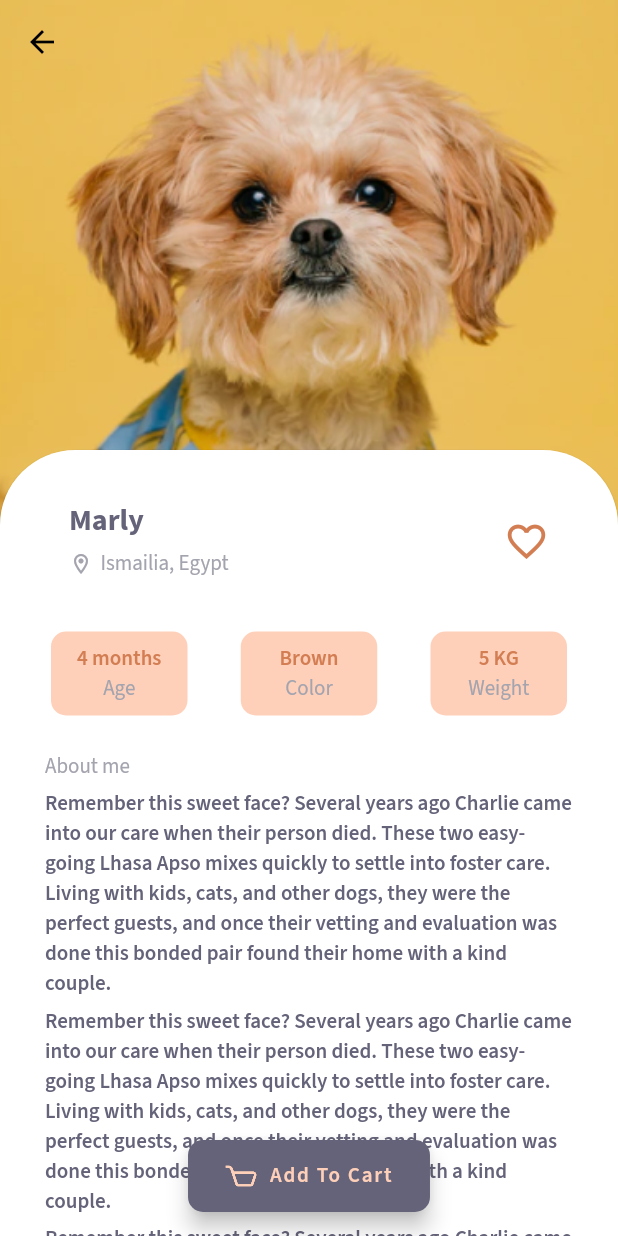
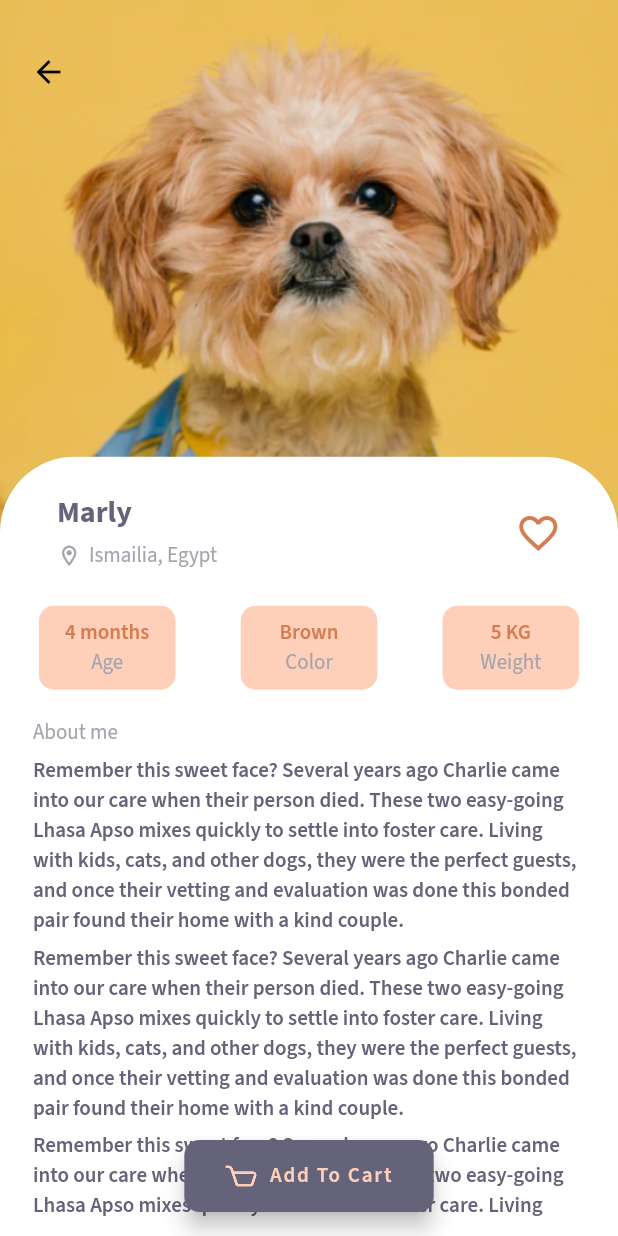
Before and after one commit to nahlanabil84/pet_shop, a Flutter app: the screen it shows after launch, after a tap on "BANANA", on a phone screen of 412 x 824 dp. Run offline on Flutter 3.47's test engine with Material 2 defaults, Android fonts, the phone set to English and light mode, and no system bars; our stand-ins replace device_preview, flutter_screenutil, flutter_svg, gap, google_fonts; network calls fail.

Commit message:
upgrade flutter add screen_util package add gap package

```diff
--- a/lib/details_screen/cover_image.dart
+++ b/lib/details_screen/cover_image.dart
@@ -1,8 +1,9 @@
 import 'package:flutter/material.dart';
+import 'package:flutter_screenutil/flutter_screenutil.dart';
 
 Image buildCoverImage(String image) {
   return Image.asset(image,
-    height: 350.0,
+    height: 350.h,
     width: double.infinity,
     fit: BoxFit.fitHeight,
   );
--- a/lib/details_screen/details.dart
+++ b/lib/details_screen/details.dart
@@ -1,6 +1,8 @@
 import 'package:flutter/material.dart';
+import 'package:flutter_screenutil/flutter_screenutil.dart';
 import 'package:pet_shop/styles.dart';
 
+import '../widgets/create_gap.dart';
 import 'details_cards_list.dart';
 import 'photo_album_list.dart';
 import 'extended_floating_action_button.dart';
@@ -27,7 +29,7 @@ class DetailsScreen extends StatelessWidget {
           buildCoverImage(
               animal[itemIndex]["image"].toString()),
           Padding(
-            padding: const EdgeInsetsDirectional.only(top: 300.0),
+            padding: EdgeInsetsDirectional.only(top: 300.h),
             child: SizedBox(
               height: double.infinity,
               width: double.infinity,
@@ -37,52 +39,36 @@ class DetailsScreen extends StatelessWidget {
                   borderRadius: BorderRadius.only(topLeft: Radius.circular(50.0), topRight: Radius.circular(50.0)),
                 ),
                 child: Padding(
-                  padding: const EdgeInsets.fromLTRB(30.0, 25.0, 30.0, 0.0),
+                  padding: EdgeInsets.fromLTRB(20.w, 15.h, 20.w, 10.h),
                   child: SingleChildScrollView(
                     child: Column(
                       crossAxisAlignment: CrossAxisAlignment.start,
                       children: [
                         buildNameListTile(animal[itemIndex]["name"].toString(),
                             animal[itemIndex]["from"].toString()),
-                        const SizedBox(
-                          height: 20.0,
-                        ),
+                        buildGap(8.h),
                         buildDetailsCardList(animal, itemIndex),
-                        const SizedBox(
-                          height: 20.0,
-                        ),
+                        buildGap(15.h),
                         Text(
                           "About me",
                           style:
                               fontSourceSansPro.copyWith(color: colorLightGrey),
                         ),
-                        const SizedBox(
-                          height: 5.0,
-                        ),
+                        buildGap(5.h),
                         buildAboutText(animal[itemIndex]["about"].toString()),
-                        const SizedBox(
-                          height: 5.0,
-                        ),
+                        buildGap(5.h),
                         buildAboutText(animal[itemIndex]["about"].toString()),
-                        const SizedBox(
-                          height: 5.0,
-                        ),
+                        buildGap(5.h),
                         buildAboutText(animal[itemIndex]["about"].toString()),
-                        const SizedBox(
-                          height: 20.0,
-                        ),
+                        buildGap(15.h),
                         Text(
                           "Photo Album",
                           style:
                               fontSourceSansPro.copyWith(color: colorLightGrey),
                         ),
-                        const SizedBox(
-                          height: 5.0,
-                        ),
+                        buildGap(5.h),
                         buildPhotoAlbumList(animal,itemIndex),
-                        const SizedBox(
-                          height: 70.0,
-                        ),
+                        buildGap(70.h),
                       ],
                     ),
                   ),
--- a/lib/details_screen/extended_floating_action_button.dart
+++ b/lib/details_screen/extended_floating_action_button.dart
@@ -1,4 +1,5 @@
 import 'package:flutter/material.dart';
+import 'package:flutter_screenutil/flutter_screenutil.dart';
 import 'package:flutter_svg/flutter_svg.dart';
 import 'package:pet_shop/styles.dart';
 
@@ -20,13 +21,13 @@ class ExtendedFloatingActionButtonWidget extends StatelessWidget {
       ),
       onPressed: () {},
       backgroundColor: colorDarkGrey,
-      shape: const RoundedRectangleBorder(
+      shape: RoundedRectangleBorder(
         borderRadius: BorderRadius.all(
-          Radius.circular(10.0),
+          Radius.circular(10.r),
         ),
       ),
       extendedPadding:
-      const EdgeInsets.symmetric(vertical: 15.0, horizontal: 25.0),
+      EdgeInsets.symmetric(vertical: 15.h, horizontal: 25.w),
     );
   }
 }
--- a/lib/details_screen/name_list_tile.dart
+++ b/lib/details_screen/name_list_tile.dart
@@ -1,5 +1,8 @@
 import 'package:flutter/material.dart';
+import 'package:flutter_screenutil/flutter_screenutil.dart';
 import 'package:pet_shop/styles.dart';
+
+import '../widgets/create_gap.dart';
 
 ListTile buildNameListTile(String animalName, String animalFrom) {
   return ListTile(
@@ -8,17 +11,15 @@ ListTile buildNameListTile(String animalName, String animalFrom) {
           color: colorDarkGrey, fontSize: 20.0),
     ),
     subtitle: Padding(
-      padding: const EdgeInsets.only(top: 5.0),
+      padding: EdgeInsets.only(top: 5.h),
       child: Row(
         children: [
-          const Icon(
+          Icon(
             Icons.location_on_outlined,
-            size: 16.0,
+            size: 16.h,
             color: colorLightGrey,
           ),
-          const SizedBox(
-            width: 5.0,
-          ),
+          buildGap(5.h),
           Text(animalFrom,
             style: fontSourceSansPro.copyWith(
                 color: colorLightGrey),
@@ -26,9 +27,9 @@ ListTile buildNameListTile(String animalName, String animalFrom) {
         ],
       ),
     ),
-    trailing: const Icon(
+    trailing: Icon(
       Icons.favorite_outline,
-      size: 30.0,
+      size: 30.h,
       color: colorOrange,
     ),
   );
--- a/lib/details_screen/photo_album_list.dart
+++ b/lib/details_screen/photo_album_list.dart
@@ -1,4 +1,5 @@
 import 'package:flutter/material.dart';
+import 'package:flutter_screenutil/flutter_screenutil.dart';
 
 Row buildPhotoAlbumList(List animal, int itemIndex){
   return Row(
@@ -13,10 +14,10 @@ Row buildPhotoAlbumList(List animal, int itemIndex){
 
 ClipRRect buildPhotoClipRRect(List animal, int itemIndex, int item) {
   return ClipRRect(
-    borderRadius: BorderRadius.circular(10.0),
+    borderRadius: BorderRadius.circular(10.r),
     child: Image.asset(
       animal[itemIndex]["album"][item].toString(),
-      width: 90,
+      width: 90.w,
       fit: BoxFit.contain,
     ),
   );
--- a/lib/details_screen/transparent_appbar.dart
+++ b/lib/details_screen/transparent_appbar.dart
@@ -1,4 +1,5 @@
 import 'package:flutter/material.dart';
+import 'package:flutter_screenutil/flutter_screenutil.dart';
 
 class TransparentAppBarWidget extends StatelessWidget implements PreferredSizeWidget{
   const TransparentAppBarWidget({
@@ -7,15 +8,18 @@ class TransparentAppBarWidget extends StatelessWidget implements PreferredSizeWi
 
   @override
   Widget build(BuildContext context) {
-    return AppBar(
-      iconTheme: const IconThemeData(
-        color: Colors.black, //change your color here
+    return Padding(
+      padding: EdgeInsets.only(top: 20.h, left: 4.w),
+      child: AppBar(
+        iconTheme: const IconThemeData(
+          color: Colors.black, //change your color here
+        ),
+        backgroundColor: Colors.transparent,
+        elevation: 0,
       ),
-      backgroundColor: Colors.transparent,
-      elevation: 0,
     );
   }
 
   @override
-  Size get preferredSize => const Size.fromHeight(100);
+  Size get preferredSize => Size.fromHeight(100.h);
 }
--- a/lib/main_screen/animal_list_container.dart
+++ b/lib/main_screen/animal_list_container.dart
@@ -1,10 +1,11 @@
 import 'package:flutter/material.dart';
+import 'package:flutter_screenutil/flutter_screenutil.dart';
 import 'animal_list_item.dart';
 
 Container buildAnimalListContainer(List animal) {
   return Container(
-    height: 175.0,
-    margin: const EdgeInsets.only(left: 12.0),
+    height: 180.h,
+    margin: EdgeInsets.only(left: 12.w),
     child: ListView.builder(
       itemCount: animal.length,
       scrollDirection: Axis.horizontal,
--- a/lib/main_screen/animal_list_item.dart
+++ b/lib/main_screen/animal_list_item.dart
@@ -1,14 +1,15 @@
 import 'package:flutter/material.dart';
+import 'package:flutter_screenutil/flutter_screenutil.dart';
 import 'package:pet_shop/styles.dart';
 import 'package:pet_shop/details_screen/details.dart';
 
 SizedBox buildItem(int index, List animal, BuildContext context) {
   return SizedBox(
-    width: 150.0,
+    width: 150.w,
     child: Card(
       color: colorWhite,
-      shape: const RoundedRectangleBorder(
-        borderRadius: BorderRadius.all(Radius.circular(15.0)),
+      shape: RoundedRectangleBorder(
+        borderRadius: BorderRadius.all(Radius.circular(15.r)),
       ),
       child: InkWell(
         // onTap: navigateToDetails(index, animal),
@@ -22,20 +23,23 @@ SizedBox buildItem(int index, List animal, BuildContext context) {
           );
         },
         child: Padding(
-            padding: const EdgeInsets.all(8.0),
+            padding: EdgeInsets.all(8.r),
             child: Column(
               crossAxisAlignment: CrossAxisAlignment.start,
               children: [
                 ClipRRect(
-                  borderRadius: BorderRadius.circular(15.0),
+                  borderRadius: BorderRadius.circular(15.r),
                   child: Image(
                     image: AssetImage(
                       animal[index]["image"].toString(),
                     ),
+                    height: 80.h,
+                    width: 130.w,
+                    fit: BoxFit.cover,
                   ),
                 ),
-                const SizedBox(
-                  height: 5.0,
+                SizedBox(
+                  height: 5.h,
                 ),
                 Row(
                   mainAxisAlignment: MainAxisAlignment.spaceBetween,
@@ -43,43 +47,43 @@ SizedBox buildItem(int index, List animal, BuildContext context) {
                   children: [
                     Card(
                       elevation: 0.0,
-                      shape: const RoundedRectangleBorder(
-                        borderRadius: BorderRadius.all(Radius.circular(10.0)),
+                      shape: RoundedRectangleBorder(
+                        borderRadius: BorderRadius.all(Radius.circular(10.r)),
                       ),
                       color: colorLightOrange,
                       child: Padding(
-                        padding: const EdgeInsets.symmetric(
-                            vertical: 3.0, horizontal: 10.0),
+                        padding: EdgeInsets.symmetric(
+                            vertical: 3.h, horizontal: 10.w),
                         child: Text(
                           animal[index]["type"].toString(),
                           style: fontSourceSansProBold.copyWith(
-                            fontSize: 10.0,
+                            fontSize: 10.sp,
                             color: colorOrange,
                           ),
                         ),
                       ),
                     ),
-                    const Icon(
+                    Icon(
                       Icons.favorite_border,
                       color: colorDarkOrange,
-                      size: 16.0,
+                      size: 16.r,
                     ),
                   ],
                 ),
                 Padding(
-                  padding: const EdgeInsets.only(left: 3.0),
+                  padding: EdgeInsets.only(left: 3.w),
                   child: Text(
                     animal[index]["name"].toString(),
                     style: fontSourceSansProBlack.copyWith(
-                        color: colorDarkGrey, fontSize: 16.0),
+                        color: colorDarkGrey, fontSize: 16.sp),
                   ),
                 ),
                 Padding(
-                  padding: const EdgeInsets.only(left: 3.0),
+                  padding: EdgeInsets.only(left: 3.w),
                   child: Text(
                     animal[index]["date"].toString(),
                     style: fontSourceSansPro.copyWith(
-                        color: colorLightGrey, fontSize: 14.0),
+                        color: colorLightGrey, fontSize: 14.sp),
                   ),
                 ),
               ],
--- a/lib/main_screen/body_cart.dart
+++ b/lib/main_screen/body_cart.dart
@@ -1,4 +1,5 @@
 import 'package:flutter/material.dart';
+import 'package:flutter_screenutil/flutter_screenutil.dart';
 import 'package:pet_shop/styles.dart';
 
 class CartBodyWidget extends StatelessWidget {
@@ -12,7 +13,7 @@ class CartBodyWidget extends StatelessWidget {
       child: Text(
         "Cart",
         style: fontSourceSansProBlack.copyWith(
-            color: colorDarkGrey, fontSize: 42.0),
+            color: colorDarkGrey, fontSize: 42.sp),
       ),
     );
   }
--- a/lib/main_screen/body_home.dart
+++ b/lib/main_screen/body_home.dart
@@ -1,9 +1,11 @@
 import 'package:flutter/material.dart';
+import 'package:flutter_screenutil/flutter_screenutil.dart';
 import 'package:pet_shop/main_screen/welcome_message_widget.dart';
 import 'package:pet_shop/styles.dart';
 
 import '../catsjson.dart';
 import '../dogsjson.dart';
+import '../widgets/create_gap.dart';
 import '../widgets/header.dart';
 import 'animal_list_container.dart';
 
@@ -18,52 +20,43 @@ class HomeBodyWidget extends StatelessWidget {
       child: Column(
         crossAxisAlignment: CrossAxisAlignment.start,
         children: <Widget>[
-          const SizedBox(
-            height: 10.0,
+          SizedBox(
+            height: 10.h,
           ),
           Padding(
-            padding: const EdgeInsets.all(8.0),
+            padding: EdgeInsets.all(8.r),
             child: SingleChildScrollView(
               child: Column(
                 mainAxisAlignment: MainAxisAlignment.start,
                 crossAxisAlignment: CrossAxisAlignment.start,
                 children: [
-                  const Padding(
-                    padding: EdgeInsets.all(15.0),
-                    child: headerWidget(),
+                  Padding(
+                    padding: EdgeInsets.all(15.r),
+                    child: const headerWidget(),
                   ),
-                  const SizedBox(
-                    height: 10.0,
-                  ),
+                  buildGap(10.h),
                   const WelcomeMessageWidget(),
-                  const SizedBox(
-                    height: 10.0,
-                  ),
+                  buildGap(10.h),
                   Padding(
-                    padding: const EdgeInsets.only(left: 15.0),
+                    padding: EdgeInsets.only(left: 15.w),
                     child: Text(
                       "Dogs 🐕",
                       style: fontSourceSansProBlack.copyWith(
-                          color: colorDarkGrey, fontSize: 20.0),
+                          color: colorDarkGrey, fontSize: 20.sp),
                     ),
                   ),
-                  const SizedBox(
-                    height: 8.0,
-                  ),
-                  buildAnimalListContainer(DogsJSON.dogs),                      const SizedBox(
-                    height: 25.0,
-                  ),
+                  buildGap(8.h),
+                  buildAnimalListContainer(DogsJSON.dogs),
+                  buildGap(25.h),
                   Padding(
-                    padding: const EdgeInsets.only(left: 15.0),
+                    padding: EdgeInsets.only(left: 15.w),
                     child: Text(
                       "Cats 🐈",
                       style: fontSourceSansProBlack.copyWith(
-                          color: colorDarkGrey, fontSize: 20.0),
+                          color: colorDarkGrey, fontSize: 20.sp),
                     ),
                   ),
-                  const SizedBox(
-                    height: 8.0,
-                  ),
+                  buildGap(8.h),
                   buildAnimalListContainer(CatsJSON.cats),
                 ],
               ),
--- a/lib/main_screen/body_profile.dart
+++ b/lib/main_screen/body_profile.dart
@@ -1,4 +1,5 @@
 import 'package:flutter/material.dart';
+import 'package:flutter_screenutil/flutter_screenutil.dart';
 import 'package:pet_shop/styles.dart';
 
 class ProfileBodyWidget extends StatelessWidget {
@@ -12,7 +13,7 @@ class ProfileBodyWidget extends StatelessWidget {
       child: Text(
         "Profile",
         style: fontSourceSansProBlack.copyWith(
-            color: colorDarkGrey, fontSize: 42.0),
+            color: colorDarkGrey, fontSize: 42.sp),
       ),
     );
   }
--- a/lib/main_screen/main.dart
+++ b/lib/main_screen/main.dart
@@ -1,5 +1,6 @@
 import 'package:device_preview/device_preview.dart';
 import 'package:flutter/material.dart';
+import 'package:flutter_screenutil/flutter_screenutil.dart';
 import 'package:pet_shop/styles.dart';
 
 import '../widgets/bottom_navigation_bar.dart';
@@ -20,9 +21,12 @@ class MyApp extends StatelessWidget {
   const MyApp({super.key});
   @override
   Widget build(BuildContext context) {
-    return const MaterialApp(
-      home: MyHomePage(),
-      debugShowCheckedModeBanner: false,
+    return ScreenUtilInit(
+      builder: (BuildContext context, child) => const MaterialApp(
+        home: MyHomePage(),
+        debugShowCheckedModeBanner: false,
+      ),
+      designSize: const Size(375, 812),
     );
   }
 }
--- a/lib/main_screen/welcome_message_widget.dart
+++ b/lib/main_screen/welcome_message_widget.dart
@@ -1,5 +1,8 @@
 import 'package:flutter/material.dart';
+import 'package:flutter_screenutil/flutter_screenutil.dart';
 import 'package:pet_shop/styles.dart';
+
+import '../widgets/create_gap.dart';
 
 class WelcomeMessageWidget extends StatelessWidget {
   const WelcomeMessageWidget({
@@ -11,21 +14,21 @@ class WelcomeMessageWidget extends StatelessWidget {
     return Stack(
       children: <Widget>[
         Padding(
-          padding: const EdgeInsets.only(
-            left: 15.0,
+          padding: EdgeInsets.only(
+            left: 15.w,
           ),
           child: Card(
             color: colorWelcomeCardBackground,
-            shape: const RoundedRectangleBorder(
+            shape: RoundedRectangleBorder(
               borderRadius:
-              BorderRadius.all(Radius.circular(30)),
+              BorderRadius.all(Radius.circular(30.r)),
             ),
             child: SizedBox(
-              height: 120.0,
+              height: 130.h,
               width: double.infinity,
               child: Padding(
-                padding: const EdgeInsets.only(
-                    left: 110.0, right: 10.0),
+                padding: EdgeInsets.only(
+                    left: 110.w, right: 10.w),
                 child: Column(
                     crossAxisAlignment:
                     CrossAxisAlignment.start,
@@ -38,7 +41,7 @@ class WelcomeMessageWidget extends StatelessWidget {
                             "Hello ",
                             style: fontSourceSansProLight
                                 .copyWith(
-                              fontSize: 18.0,
+                              fontSize: 18.sp,
                               color: colorBlack,
                             ),
                           ),
@@ -46,19 +49,17 @@ class WelcomeMessageWidget extends StatelessWidget {
                             "Nahla 👋",
                             style: fontSourceSansProBold
                                 .copyWith(
-                              fontSize: 18.0,
+                              fontSize: 18.sp,
                               color: colorBlack,
                             ),
                           )
                         ],
                       ),
-                      const SizedBox(
-                        height: 5.0,
-                      ),
+                      buildGap(5.h),
                       Text(
                         "Ready for an amazing and lucky experience 🐈🐕‍",
                         style: fontSourceSansPro.copyWith(
-                          fontSize: 16.0,
+                          fontSize: 16.sp,
                           color: colorBlack,
                         ),
                       ),
--- /dev/null
+++ b/lib/widgets/create_gap.dart
@@ -0,0 +1,5 @@
+import 'package:gap/gap.dart';
+
+Gap buildGap(var h) {
+  return Gap(h);
+}
--- a/lib/widgets/header.dart
+++ b/lib/widgets/header.dart
@@ -1,4 +1,5 @@
 import 'package:flutter/material.dart';
+import 'package:flutter_screenutil/flutter_screenutil.dart';
 import 'package:flutter_svg/flutter_svg.dart';
 import 'package:pet_shop/styles.dart';
 
@@ -14,11 +15,11 @@ class headerWidget extends StatelessWidget {
       crossAxisAlignment: CrossAxisAlignment.center,
       children: [
         SvgPicture.asset("assets/nav_icon.svg",
-            height: 20.0),
-        const CircleAvatar(
-          radius: 20.0,
+            height: 20.h),
+        CircleAvatar(
+          radius: 20.r,
           backgroundColor: colorAvatarBackground,
-          backgroundImage: NetworkImage(
+          backgroundImage: const NetworkImage(
               "https://www.goodmorningimagesdownload.com/wp-content/uploads/2021/12/Free-Insta-Profile-Wallpaper.jpg"),
         ),
       ],
```
Also changed, not shown: pubspec.lock, 1 other file.
